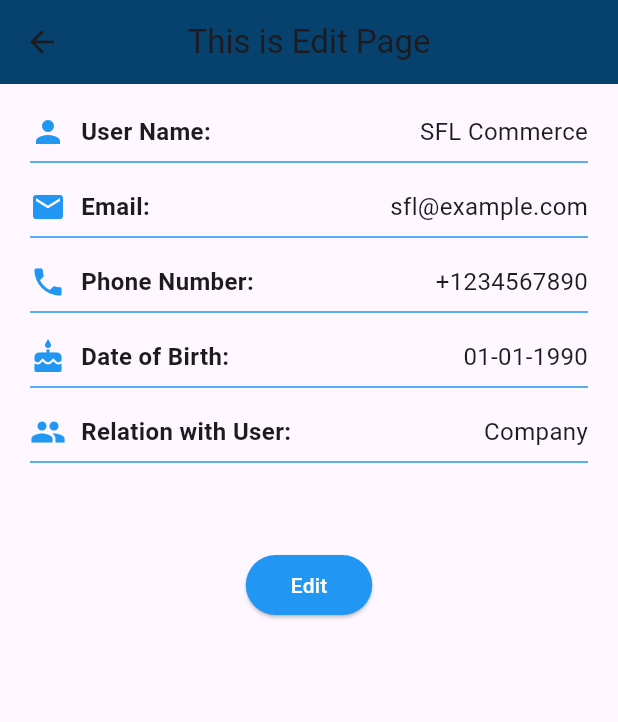
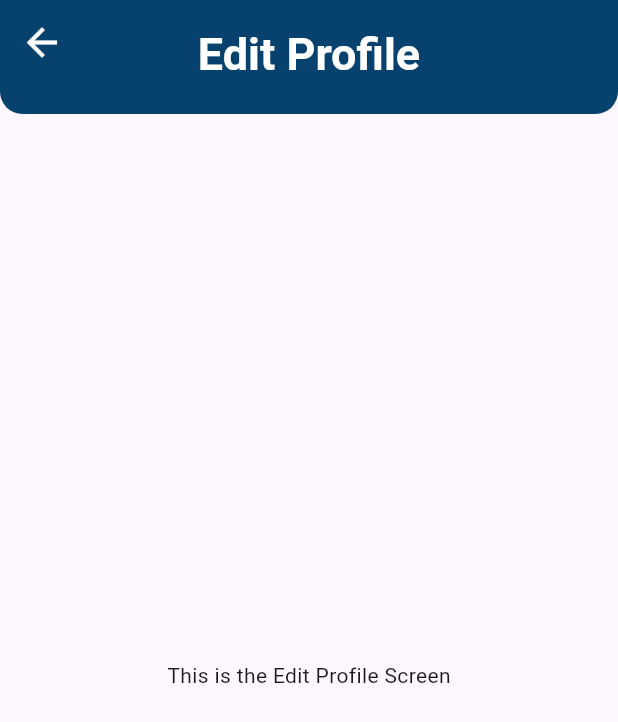
Before and after one commit to Md-Junaead/v4-Micro-Finance, a Flutter app: the EditProfileScreen screen opened by its route, on a phone screen of 412 x 824 dp. Shown: the top 722 px of the screen. Run offline on Flutter 3.47's test engine with Material 3 defaults, Android fonts, the phone set to English and light mode, and no system bars; our stand-ins replace animate_do, carousel_slider, country_picker, google_fonts; network calls fail.

Commit message:
Day 30 with sfl

```diff
--- a/lib/configs/routes/routes.dart
+++ b/lib/configs/routes/routes.dart
@@ -1,16 +1,22 @@
 import 'package:flutter/material.dart';
 import 'package:v1_micro_finance/configs/routes/routes_name.dart';
-import 'package:v1_micro_finance/screens/bottom/about_us_screen.dart';
 import 'package:v1_micro_finance/screens/dashboard/check_balance_screen.dart';
 import 'package:v1_micro_finance/screens/dashboard/deposit_screen.dart';
 import 'package:v1_micro_finance/screens/dashboard/packages_screen.dart';
+import 'package:v1_micro_finance/screens/dashboard/policies.dart';
 import 'package:v1_micro_finance/screens/dashboard/quick_loan_screen.dart';
 import 'package:v1_micro_finance/screens/dashboard/referrals_screen.dart';
 import 'package:v1_micro_finance/screens/dashboard/withdraw_screen.dart';
 import 'package:v1_micro_finance/screens/loan/about_loan_screen.dart';
 import 'package:v1_micro_finance/screens/loan/help_screen.dart';
+import 'package:v1_micro_finance/screens/loan/loan_reques_screen.dart';
 import 'package:v1_micro_finance/screens/loan/loan_status_screen.dart';
 import 'package:v1_micro_finance/screens/loan/pay_emi_screen.dart';
+import 'package:v1_micro_finance/screens/policies/about_us.dart';
+import 'package:v1_micro_finance/screens/policies/beneficiary_funds.dart';
+import 'package:v1_micro_finance/screens/policies/loan_policy.dart';
+import 'package:v1_micro_finance/screens/policies/privacy_policy.dart';
+import 'package:v1_micro_finance/screens/policies/withdrawal_policy.dart';
 import 'package:v1_micro_finance/screens/profile/edit_profile_screen.dart';
 import 'package:v1_micro_finance/screens/auth/forgot_password.dart';
 import 'package:v1_micro_finance/screens/bottom/home_screen.dart';
@@ -27,6 +33,7 @@ import 'package:v1_micro_finance/screens/withdraw/deposite/deposit_bank.dart';
 import 'package:v1_micro_finance/screens/withdraw/deposite/deposit_gateway.dart';
 import 'package:v1_micro_finance/screens/withdraw/deposite/deposit_crypto.dart';
 import 'package:v1_micro_finance/screens/withdraw/loan/loan_bank.dart';
+import 'package:v1_micro_finance/screens/withdraw/loan/loan_crypto.dart';
 import 'package:v1_micro_finance/screens/withdraw/loan/loan_gateway.dart';
 import 'package:v1_micro_finance/screens/withdraw/profit/profit_bank.dart';
 import 'package:v1_micro_finance/screens/withdraw/profit/profit_crypto.dart';
@@ -38,22 +45,20 @@ import 'package:v1_micro_finance/widgets/bottom_nav_bar.dart';
 class Routes {
   static Route<dynamic> generateRoute(RouteSettings settings) {
     switch (settings.name) {
-      case RoutesName.aboutUsScreen:
+//TestScreen routes name
+
+      case RoutesName.testScreen:
         return MaterialPageRoute(
-            builder: (BuildContext context) => AboutUsScreen());
+            builder: (BuildContext context) => TestScreen());
 
-      case RoutesName.editProfileScreen:
+//SplashScreen routes name
+
+      case RoutesName.splashScreen:
         return MaterialPageRoute(
-            builder: (BuildContext context) => EditProfileScreen());
-
-      case RoutesName.forgotPasswordScreen:
+            builder: (BuildContext context) => SplashScreen());
+      case RoutesName.startedScreen:
         return MaterialPageRoute(
-            builder: (BuildContext context) => ForgotPasswordScreen());
-
-      case RoutesName.homeScreen:
-        return MaterialPageRoute(
-            builder: (BuildContext context) => HomeScreen());
-
+            builder: (BuildContext context) => StartedScreen());
       case RoutesName.signInScreen:
         return MaterialPageRoute(
             builder: (BuildContext context) => SignInScreen());
@@ -62,95 +67,97 @@ class Routes {
         return MaterialPageRoute(
             builder: (BuildContext context) => SignupScreen());
 
-      case RoutesName.splashScreen:
+      case RoutesName.forgotPasswordScreen:
         return MaterialPageRoute(
-            builder: (BuildContext context) => SplashScreen());
-
-      case RoutesName.statementScreen:
-        return MaterialPageRoute(
-            builder: (BuildContext context) => StatementScreen());
+            builder: (BuildContext context) => ForgotPasswordScreen());
 
       case RoutesName.verificationScreen:
         return MaterialPageRoute(
             builder: (BuildContext context) => VerificationScreen());
 
-      case RoutesName.checkBalanceScreen:
+//AppDrawer routes name
+      case RoutesName.appDrawer:
         return MaterialPageRoute(
-            builder: (BuildContext context) => CheckBalanceScreen());
+            builder: (BuildContext context) => AppDrawer());
+
+//BottomNavBar routes name
+
+      case RoutesName.homeScreen:
+        return MaterialPageRoute(
+            builder: (BuildContext context) => HomeScreen());
+      case RoutesName.statementScreen:
+        return MaterialPageRoute(
+            builder: (BuildContext context) => StatementScreen());
+
+      case RoutesName.bottomNavBar:
+        return MaterialPageRoute(
+            builder: (BuildContext context) => BottomNavBar());
+
+      case RoutesName.userProfile:
+        return MaterialPageRoute(
+            builder: (BuildContext context) => UserProfile());
+
+//Dashboard routes name
 
       case RoutesName.depositScreen:
         return MaterialPageRoute(
             builder: (BuildContext context) => DepositScreen());
 
-      case RoutesName.packagesScreen:
+      case RoutesName.checkBalanceScreen:
         return MaterialPageRoute(
-            builder: (BuildContext context) => PackagesScreen());
+            builder: (BuildContext context) => CheckBalanceScreen());
+      case RoutesName.withDrawType:
+        return MaterialPageRoute(
+            builder: (BuildContext context) => WithDrawType());
+
+      case RoutesName.referralsScreen:
+        return MaterialPageRoute(
+            builder: (BuildContext context) => ReferralsScreen());
 
       case RoutesName.quickLoanScreen:
         return MaterialPageRoute(
             builder: (BuildContext context) => QuickLoanScreen());
 
-      case RoutesName.referralsScreen:
+      case RoutesName.packagesScreen:
         return MaterialPageRoute(
-            builder: (BuildContext context) => ReferralsScreen());
+            builder: (BuildContext context) => PackagesScreen());
 
-      case RoutesName.testScreen:
+//User Profile routes name
+      case RoutesName.editProfileScreen:
         return MaterialPageRoute(
-            builder: (BuildContext context) => TestScreen());
+            builder: (BuildContext context) => EditProfileScreen());
 
-      case RoutesName.userProfile:
+      case RoutesName.userScreen:
         return MaterialPageRoute(
-            builder: (BuildContext context) => UserProfile());
+            builder: (BuildContext context) => UserScreen());
 
       case RoutesName.nomineeScreen:
         return MaterialPageRoute(
             builder: (BuildContext context) => NomineeScreen());
 
-      case RoutesName.userScreen:
-        return MaterialPageRoute(
-            builder: (BuildContext context) => UserScreen());
+//Loan Routes Name
 
-      case RoutesName.startedScreen:
-        return MaterialPageRoute(
-            builder: (BuildContext context) => StartedScreen());
-
-      case RoutesName.bottomNavBar:
-        return MaterialPageRoute(
-            builder: (BuildContext context) => BottomNavBar());
-
-      case RoutesName.appDrawer:
-        return MaterialPageRoute(
-            builder: (BuildContext context) => AppDrawer());
-
-      case RoutesName.aboutInfoScreen:
+      case RoutesName.aboutloanScreen:
         return MaterialPageRoute(
             builder: (BuildContext context) => AboutloanScreen());
 
       case RoutesName.helpScreen:
         return MaterialPageRoute(
             builder: (BuildContext context) => HelpScreen());
-//WithDrawType Routes Name
-      case RoutesName.withDrawType:
+
+      case RoutesName.loanRequestScreen:
         return MaterialPageRoute(
-            builder: (BuildContext context) => WithDrawType());
-//EMI Routes Name
+            builder: (BuildContext context) => LoanRequestScreen());
+
+      case RoutesName.loanStatusScreen:
+        return MaterialPageRoute(
+            builder: (BuildContext context) => LoanStatusScreen());
+
       case RoutesName.payEmiScreen:
         return MaterialPageRoute(
             builder: (BuildContext context) => PayEmiScreen());
 
-//Loan Routes Name
-      case RoutesName.loanStatusScreen:
-        return MaterialPageRoute(
-            builder: (BuildContext context) => LoanStatusScreen());
-
-      case RoutesName.loanGateway:
-        return MaterialPageRoute(
-            builder: (BuildContext context) => LoanGateway());
-
-      case RoutesName.loanBank:
-        return MaterialPageRoute(builder: (BuildContext context) => LoanBank());
-
-//Deposit Routes Name
+//Deposit Payment Routes Name
       case RoutesName.depositGateway:
         return MaterialPageRoute(
             builder: (BuildContext context) => DepositGateway());
@@ -162,7 +169,21 @@ class Routes {
       case RoutesName.depositCrypto:
         return MaterialPageRoute(
             builder: (BuildContext context) => DepositCrypto());
-//Profit Routes Name
+
+//Loan Payment Routes Name
+
+      case RoutesName.loanGateway:
+        return MaterialPageRoute(
+            builder: (BuildContext context) => LoanGateway());
+
+      case RoutesName.loanBank:
+        return MaterialPageRoute(builder: (BuildContext context) => LoanBank());
+
+      case RoutesName.loanCrypto:
+        return MaterialPageRoute(
+            builder: (BuildContext context) => LoanCrypto());
+
+//Profit Payment Routes Name
 
       case RoutesName.profitGateway:
         return MaterialPageRoute(
@@ -176,6 +197,29 @@ class Routes {
         return MaterialPageRoute(
             builder: (BuildContext context) => ProfitBank());
 
+//Policies Routes Name
+      case RoutesName.policies:
+        return MaterialPageRoute(builder: (BuildContext context) => Policies());
+
+      case RoutesName.aboutUs:
+        return MaterialPageRoute(builder: (BuildContext context) => AboutUs());
+
+      case RoutesName.beneficiaryFunds:
+        return MaterialPageRoute(
+            builder: (BuildContext context) => BeneficiaryFunds());
+
+      case RoutesName.loanPolicy:
+        return MaterialPageRoute(
+            builder: (BuildContext context) => LoanPolicy());
+
+      case RoutesName.privacyPolicy:
+        return MaterialPageRoute(
+            builder: (BuildContext context) => PrivacyPolicy());
+
+      case RoutesName.withdrawalPolicy:
+        return MaterialPageRoute(
+            builder: (BuildContext context) => WithdrawalPolicy());
+
       default:
         return MaterialPageRoute(builder: (_) {
           return const Scaffold(
--- a/lib/configs/routes/routes_name.dart
+++ b/lib/configs/routes/routes_name.dart
@@ -1,93 +1,43 @@
 class RoutesName {
+//TestScreen routes name
+  static const String testScreen = 'TestScreen';
+
   //SplashScreen routes name
   static const String splashScreen = 'SplashScreen';
-
-  //SignInScreen routes name
+  static const String startedScreen = 'StartedScreen';
   static const String signInScreen = 'SignInScreen';
-
-  //SignupScreen routes name
   static const String signupScreen = 'SignupScreen';
-
-  //ForgotPasswordScreen routes name
   static const String forgotPasswordScreen = 'ForgotPasswordScreen';
-
-  //home screen routes name
-  static const String homeScreen = 'HomeScreen';
-
-  //AboutUsScreen routes name
-  static const String aboutUsScreen = 'AboutUsScreen';
-
-  //EditProfileScreen routes name
-  static const String editProfileScreen = 'EditProfileScreen';
-
-  //StatementScreen routes name
-  static const String statementScreen = 'StatementScreen';
-
-  //VerificationScreen routes name
   static const String verificationScreen = 'VerificationScreen';
 
-  //CheckBalanceScreen routes name
+  //Drawer  routes name
+  static const String appDrawer = 'AppDrawer';
+
+  //BottomNavBar routes name
+  static const String homeScreen = 'HomeScreen';
+  static const String statementScreen = 'StatementScreen';
+  static const String userProfile = 'UserProfile';
+  static const String bottomNavBar = 'BottomNavBar';
+
+  //Dashboard routes name
+  static const String depositScreen = 'DepositScreen';
   static const String checkBalanceScreen = 'CheckBalanceScreen';
-
-  //DepositScreen routes name
-  static const String depositScreen = 'DepositScreen';
-
-  //PackagesScreen routes name
+  static const String withDrawType = 'WithDrawType';
+  static const String referralsScreen = 'ReferralsScreen';
+  static const String quickLoanScreen = 'QuickLoanScreen';
   static const String packagesScreen = 'PackagesScreen';
 
-  //QuickLoanScreen routes name
-  static const String quickLoanScreen = 'QuickLoanScreen';
-
-  //ReferralsScreen routes name
-  static const String referralsScreen = 'ReferralsScreen';
-
-  //WithdrawScreen routes name
-  static const String withdrawScreen = 'WithdrawScreen';
-
-  //BankWithdrawalScreen routes name
-  static const String bankWithdrawalScreen = 'BankWithdrawalScreen';
-
-  //CryptoWithdrawalScreen routes name
-  static const String cryptoWithdrawalScreen = 'CryptoWithdrawalScreen';
-
-  //TestScreen routes name
-  static const String testScreen = 'TestScreen';
-
-  //UserProfile routes name
-  static const String userProfile = 'UserProfile';
-
-  //NomineeScreen routes name
+  //User Profile Screen routes name
+  static const String editProfileScreen = 'EditProfileScreen';
+  static const String userScreen = 'UserScreen';
   static const String nomineeScreen = 'NomineeScreen';
 
-  //UserScreen routes name
-  static const String userScreen = 'UserScreen';
-
-  //StartedScreen routes name
-  static const String startedScreen = 'StartedScreen';
-
-  //BottomNavBar routes name
-  static const String bottomNavBar = 'BottomNavBar';
-
-  //AppDrawerScreen routes name
-  static const String appDrawer = 'AppDrawer';
-
-  //AboutInfoScreen routes name
-  static const String aboutInfoScreen = 'AboutInfoScreen';
-
-  //HelpScreen routes name
+  //Loan routes name
+  static const String aboutloanScreen = 'AboutloanScreen';
   static const String helpScreen = 'HelpScreen';
-
-  //LoanRequestScreen routes name
   static const String loanRequestScreen = 'LoanRequestScreen';
-
-  //LoanStatusScreen routes name
   static const String loanStatusScreen = 'LoanStatusScreen';
-
-  //PayEmiScreen routes name
   static const String payEmiScreen = 'PayEmiScreen';
-
-  // WithDrawType routes name
-  static const String withDrawType = 'WithDrawType';
 
   //Deposit routes name
   static const String depositGateway = 'DepositGateway';
@@ -103,4 +53,12 @@ class RoutesName {
   static const String profitGateway = 'ProfitGateway';
   static const String profitBank = 'ProfitBank';
   static const String profitCrypto = 'ProfitCrypto';
+
+//Policies Routes Name
+  static const String policies = 'Policies';
+  static const String aboutUs = 'AboutUs';
+  static const String beneficiaryFunds = 'BeneficiaryFunds';
+  static const String loanPolicy = 'LoanPolicy';
+  static const String privacyPolicy = 'PrivacyPolicy';
+  static const String withdrawalPolicy = 'WithdrawalPolicy';
 }
--- a/lib/screens/bottom/home_screen.dart
+++ b/lib/screens/bottom/home_screen.dart
@@ -2,6 +2,7 @@ import 'package:flutter/material.dart';
 import 'package:v1_micro_finance/screens/dashboard/check_balance_screen.dart';
 import 'package:v1_micro_finance/screens/dashboard/deposit_screen.dart';
 import 'package:v1_micro_finance/screens/dashboard/packages_screen.dart';
+import 'package:v1_micro_finance/screens/dashboard/policies.dart';
 import 'package:v1_micro_finance/screens/dashboard/quick_loan_screen.dart';
 import 'package:v1_micro_finance/screens/dashboard/referrals_screen.dart';
 import 'package:v1_micro_finance/screens/dashboard/withdraw_screen.dart';
@@ -85,6 +86,7 @@ class _HomeScreenState extends State<HomeScreen> {
         "text": "Packages",
         "screen": PackagesScreen()
       },
+      {"icon": Icons.policy_outlined, "text": "Policies", "screen": Policies()},
     ];
 
     // Scaffold widget provides the app's structure
--- a/lib/screens/dashboard/quick_loan_screen.dart
+++ b/lib/screens/dashboard/quick_loan_screen.dart
@@ -20,7 +20,7 @@ class _QuickLoanScreenState extends State<QuickLoanScreen> {
       {
         "icon": Icons.currency_bitcoin,
         "text": "Loan Request",
-        "screen": LoanRequest()
+        "screen": LoanRequestScreen()
       }, //Loan Request
       {
         "icon": Icons.money_sharp,
--- a/lib/screens/profile/edit_profile_screen.dart
+++ b/lib/screens/profile/edit_profile_screen.dart
@@ -1,96 +1,22 @@
 import 'package:flutter/material.dart';
-import 'package:v1_micro_finance/configs/routes/routes_name.dart';
+import 'package:v1_micro_finance/widgets/comon_appbar.dart';
 
-class EditProfileScreen extends StatelessWidget {
-  const EditProfileScreen({Key? key}) : super(key: key);
+// Verification Screen
+
+class EditProfileScreen extends StatefulWidget {
+  const EditProfileScreen({super.key});
 
   @override
+  State<EditProfileScreen> createState() => _EditProfileScreenState();
+}
+
+class _EditProfileScreenState extends State<EditProfileScreen> {
+  @override
   Widget build(BuildContext context) {
-    // Dummy data from API
-    final nomineeData = {
-      'name': 'SFL Commerce',
-      'email': 'sfl@example.com',
-      'phone': '+1234567890',
-      'dob': '01-01-1990',
-      'relation': 'Company'
-    };
-
     return Scaffold(
-      appBar: AppBar(
-        title: const Text('This is Edit Page'),
-        centerTitle: true,
-      ),
-      body: SafeArea(
-        child: SingleChildScrollView(
-          child: Padding(
-            padding: const EdgeInsets.symmetric(
-                horizontal: 20.0), // 5% margin on both sides
-            child: Column(
-              crossAxisAlignment: CrossAxisAlignment.start,
-              children: [
-                const SizedBox(height: 20),
-                _buildDetailRow(
-                    Icons.person, 'User Name:', nomineeData['name']!),
-                _buildDetailRow(Icons.email, 'Email:', nomineeData['email']!),
-                _buildDetailRow(
-                    Icons.phone, 'Phone Number:', nomineeData['phone']!),
-                _buildDetailRow(
-                    Icons.cake, 'Date of Birth:', nomineeData['dob']!),
-                _buildDetailRow(Icons.group, 'Relation with User:',
-                    nomineeData['relation']!),
-                const SizedBox(height: 40), // Spacing before the button
-                Center(
-                  child: ElevatedButton(
-                    style: ElevatedButton.styleFrom(
-                      backgroundColor: Colors.blue,
-                      foregroundColor: Colors.white,
-                      padding: const EdgeInsets.symmetric(
-                          horizontal: 30, vertical: 10),
-                    ),
-                    onPressed: () {
-                      Navigator.pushNamed(
-                          context, RoutesName.editProfileScreen);
-                    },
-                    child: const Text('Edit'),
-                  ),
-                ),
-              ],
-            ),
-          ),
-        ),
-      ),
-    );
-  }
-
-  Widget _buildDetailRow(IconData icon, String label, String value) {
-    return Padding(
-      padding:
-          const EdgeInsets.only(bottom: 10.0), // 2% gap below every user info
-      child: Column(
-        crossAxisAlignment: CrossAxisAlignment.start,
-        children: [
-          Row(
-            children: [
-              Icon(icon, color: Colors.blue), // Icon before label
-              const SizedBox(width: 10), // Space between icon and label
-              Expanded(
-                child: Text(
-                  label,
-                  style: const TextStyle(
-                      fontSize: 16, fontWeight: FontWeight.bold),
-                ),
-              ),
-              Text(
-                value,
-                style: const TextStyle(fontSize: 16),
-                textAlign: TextAlign.end,
-              ),
-            ],
-          ),
-          const Divider(
-              color: Colors.blue,
-              thickness: 1), // 1px blue underline below every information
-        ],
+      appBar: const CommonAppBar(title: "Edit Profile"),
+      body: Center(
+        child: Text('This is the Edit Profile Screen'),
       ),
     );
   }
--- a/lib/widgets/bottom_nav_bar.dart
+++ b/lib/widgets/bottom_nav_bar.dart
@@ -1,7 +1,7 @@
 import 'package:flutter/material.dart';
-import 'package:v1_micro_finance/screens/bottom/about_us_screen.dart';
 import 'package:v1_micro_finance/screens/bottom/home_screen.dart';
 import 'package:v1_micro_finance/screens/dashboard/quick_loan_screen.dart';
+import 'package:v1_micro_finance/screens/policies/about_us.dart';
 import 'package:v1_micro_finance/screens/profile/profile.dart';
 
 class BottomNavBar extends StatefulWidget {
@@ -17,7 +17,7 @@ class _BottomNavBarState extends State<BottomNavBar> {
   // List of screens corresponding to each bottom navigation item
   final List<Widget> _screens = [
     HomeScreen(), // Home screen
-    AboutUsScreen(), // About Us screen
+    AboutUs(), // About Us screen
     QuickLoanScreen(), // Loan screen
     UserProfile(), // Profile screen
   ];
```
Also changed, not shown: lib/screens/dashboard/policies.dart (added, +133 -0 lines), lib/screens/loan/loan_reques_screen.dart (+4 -4 lines), lib/screens/policies/about_us.dart (renamed from lib/screens/bottom/about_us_screen.dart, +4 -4 lines), lib/screens/policies/beneficiary_funds.dart (added, +23 -0 lines), lib/screens/policies/loan_policy.dart (added, +23 -0 lines), lib/screens/policies/privacy_policy.dart (added, +23 -0 lines), lib/screens/policies/withdrawal_policy.dart (added, +23 -0 lines), lib/widgets/app_drawer.dart (+4 -8 lines).
